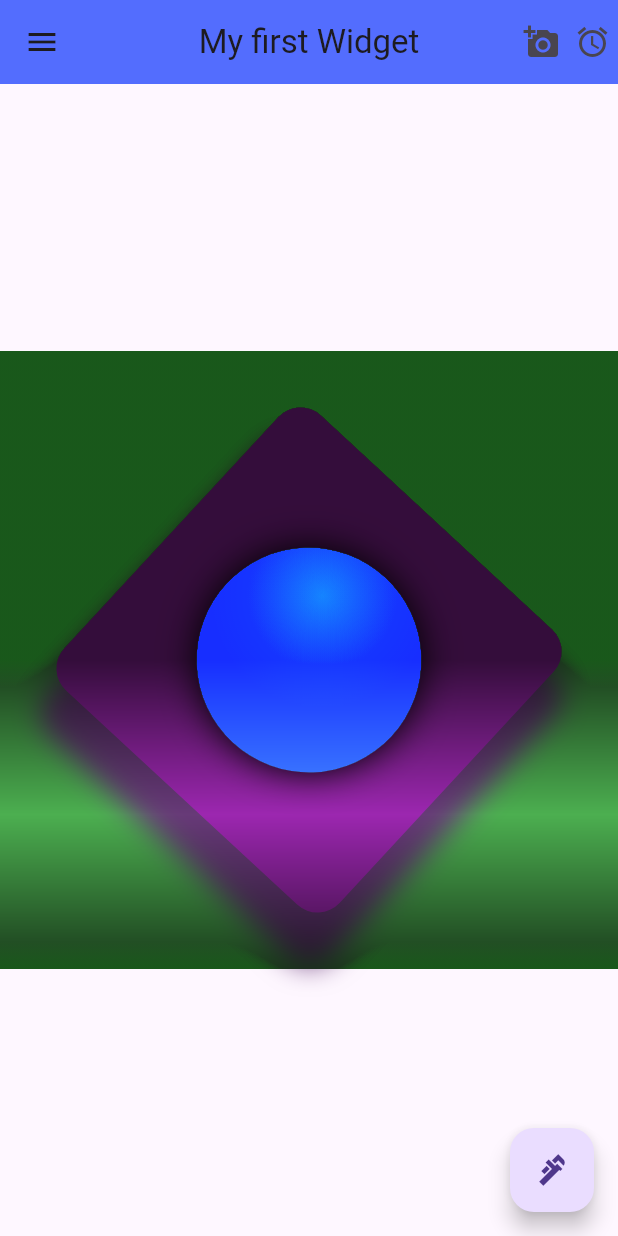
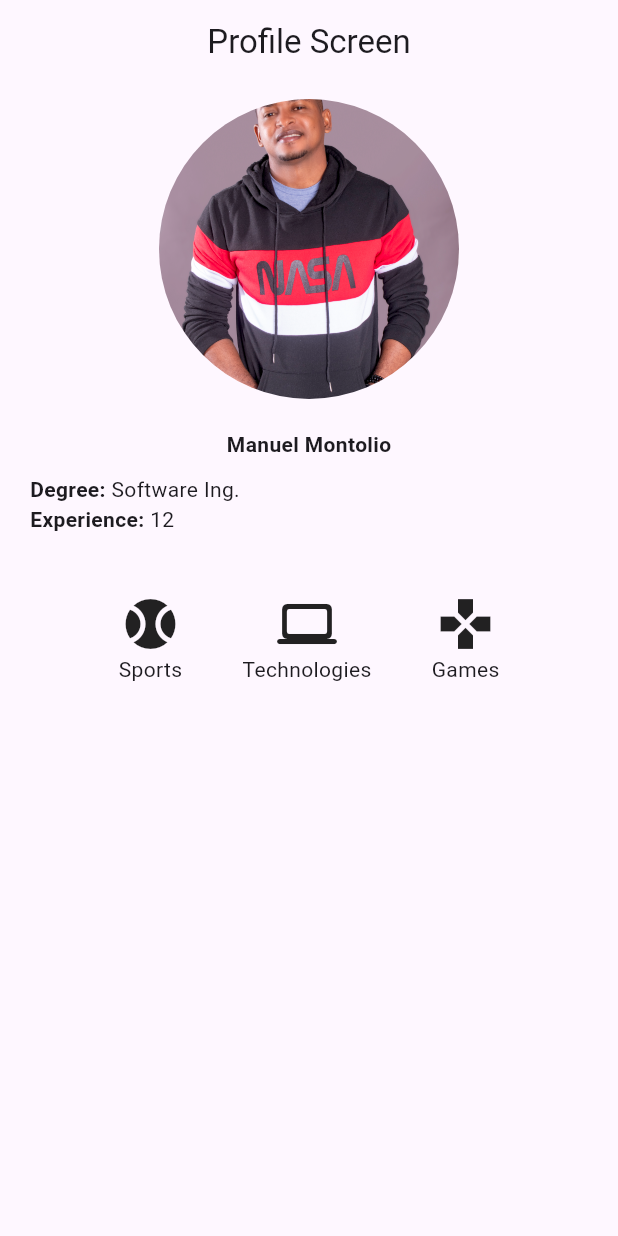
Before and after one commit to devetechnologies/devetechnologies_flutter_course, a Flutter app: the screen it shows after launch, on a phone screen of 412 x 824 dp. Run offline on Flutter 3.47's test engine with Material 3 defaults, Android fonts, the phone set to English and light mode, and no system bars.

Commit message:
working layout

```diff
--- /dev/null
+++ b/lib/layouts/profile_screen.dart
@@ -0,0 +1,97 @@
+import 'dart:math';
+
+import 'package:flutter/material.dart';
+
+class ProfileScreen extends StatelessWidget {
+  const ProfileScreen({super.key});
+
+  @override
+  Widget build(BuildContext context) {
+    return Scaffold(
+      appBar: AppBar(
+        centerTitle: true,
+        title: const Text('Profile Screen'),
+      ),
+      body: Column(
+        children: [
+          const SizedBox(
+            height: 10,
+          ),
+          _buildProfileImage(),
+          _buildProfilDetails(),
+          _buildProfileActions()
+        ],
+      ),
+    );
+  }
+
+  Widget _buildProfileImage() {
+    return Center(
+      child: SizedBox(
+        width: 200,
+        height: 200,
+        child: ClipOval(
+          child: Image.asset(
+            'assets/images/profile-image.jpg',
+            fit: BoxFit.fitWidth,
+            scale: 1,
+          ),
+        ),
+      ),
+    );
+  }
+
+  Widget _buildProfilDetails() {
+    return Padding(
+      padding: const EdgeInsets.all(20.0),
+      child: Column(
+        children: [
+          const Text(
+            'Manuel Montolio',
+            style: TextStyle(fontWeight: FontWeight.bold),
+          ),
+          const SizedBox(
+            height: 10,
+          ),
+          _buildDetaillRow('Degree', 'Software Ing.'),
+          _buildDetaillRow('Experience', '12')
+        ],
+      ),
+    );
+  }
+
+  Widget _buildProfileActions() {
+    return Row(
+      mainAxisAlignment: MainAxisAlignment.center,
+      children: [
+        _buildIcon(Icons.sports_baseball, 'Sports'),
+        _buildIcon(Icons.computer_rounded, 'Technologies'),
+        _buildIcon(Icons.gamepad, 'Games'),
+      ],
+    );
+  }
+
+  Widget _buildDetaillRow(String lable, String value) {
+    return Row(
+      children: [
+        Text('$lable: ', style: const TextStyle(fontWeight: FontWeight.bold)),
+        Text(value)
+      ],
+    );
+  }
+
+  Widget _buildIcon(IconData icon, String label) {
+    return Padding(
+      padding: const EdgeInsets.all(20),
+      child: Column(
+        children: [
+          Icon(
+            icon,
+            size: 40,
+          ),
+          Text(label)
+        ],
+      ),
+    );
+  }
+}
--- a/lib/main.dart
+++ b/lib/main.dart
@@ -1,3 +1,4 @@
+import 'package:devetechnologies_flutter_course/layouts/profile_screen.dart';
 import 'package:flutter/material.dart';
 import 'dart:math' as Math;
 
@@ -11,9 +12,9 @@ class MyApp extends StatelessWidget {
   @override
   Widget build(BuildContext context) {
     return const MaterialApp(
-      debugShowCheckedModeBanner: false,
-      home: MyFirstWidget(),
-    );
+        debugShowCheckedModeBanner: false,
+        home: ProfileScreen() //MyFirstWidget(),
+        );
   }
 }
 
--- a/pubspec.yaml
+++ b/pubspec.yaml
@@ -59,8 +59,8 @@ flutter:
   uses-material-design: true
 
   # To add assets to your application, add an assets section, like this:
-  # assets:
-  #   - images/a_dot_burr.jpeg
+  assets:
+    - assets/images/
   #   - images/a_dot_ham.jpeg
 
   # An image asset can refer to one or more resolution-specific "variants", see
```
Also changed, not shown: assets/images/profile-image.jpg (added).
